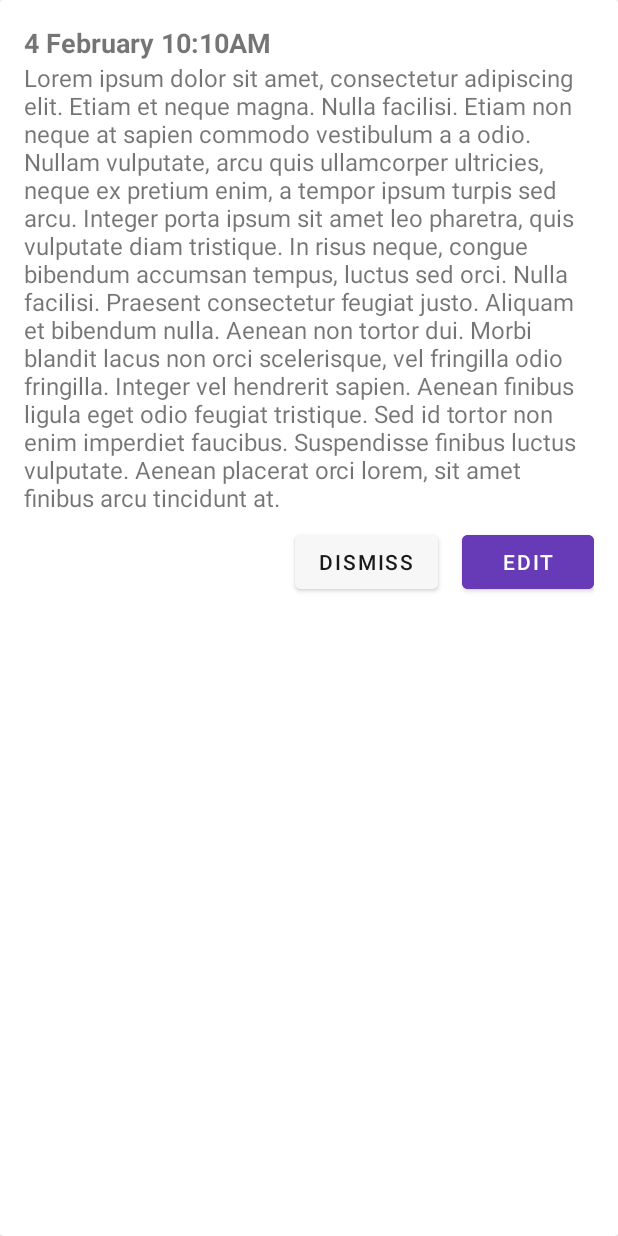
After one commit to Esarve/Stories, an Android app: the layout popup_viewer.xml on its own in the app's theme, with its tools: preview values and no code run, on a phone screen of 412 x 824 dp. The commit adds this screen. Run offline under Robolectric (Android 15) with nearby library versions, the phone set to English and light mode, and no system bars.

Commit message:
Viewer Added

```diff
--- a/app/build.gradle
+++ b/app/build.gradle
@@ -20,6 +20,10 @@ android {
             proguardFiles getDefaultProguardFile('proguard-android-optimize.txt'), 'proguard-rules.pro'
         }
     }
+    compileOptions {
+        sourceCompatibility = 1.8
+        targetCompatibility = 1.8
+    }
 
 }
 
@@ -36,4 +40,6 @@ dependencies {
     //Recycler View
     implementation "androidx.recyclerview:recyclerview:1.2.0-alpha03"
     implementation "androidx.recyclerview:recyclerview-selection:1.1.0-rc01"
+    //Alert
+    implementation 'com.crowdfire.cfalertdialog:cfalertdialog:1.1.0'
 }
--- a/app/src/main/AndroidManifest.xml
+++ b/app/src/main/AndroidManifest.xml
@@ -10,9 +10,9 @@
         android:supportsRtl="true"
         android:theme="@style/AppTheme">
         <activity
-            android:name=".WriteActivity">
+            android:name=".Activities.WriteActivity">
         </activity>
-        <activity android:name=".MainActivity">
+        <activity android:name=".Activities.MainActivity">
             <intent-filter>
                 <action android:name="android.intent.action.MAIN" />
 
--- a/app/src/main/java/com/sourav/story/WriteActivity.java
+++ b/app/src/main/java/com/sourav/story/Activities/WriteActivity.java
@@ -1,4 +1,4 @@
-package com.sourav.story;
+package com.sourav.story.Activities;
 
 import android.os.Bundle;
 import android.view.View;
@@ -6,6 +6,9 @@ import android.widget.LinearLayout;
 import android.widget.Toast;
 
 import androidx.appcompat.app.AppCompatActivity;
+
+import com.sourav.story.R;
+import com.sourav.story.Stuffs.Tools;
 
 public class WriteActivity extends AppCompatActivity implements View.OnClickListener {
     private LinearLayout clickTimedate, clickCancel;
--- a/app/src/main/java/com/sourav/story/HeaderAdapter.java
+++ b/app/src/main/java/com/sourav/story/Adapters/HeaderAdapter.java
@@ -1,4 +1,4 @@
-package com.sourav.story;
+package com.sourav.story.Adapters;
 
 import android.content.Context;
 import android.view.LayoutInflater;
@@ -9,6 +9,9 @@ import android.widget.TextView;
 
 import androidx.annotation.NonNull;
 import androidx.recyclerview.widget.RecyclerView;
+
+import com.sourav.story.Interfaces.OnRVClickListner;
+import com.sourav.story.R;
 
 public class HeaderAdapter extends RecyclerView.Adapter<HeaderAdapter.ViewHolder> {
     private String headerName;
--- a/app/src/main/java/com/sourav/story/NewAdapter.java
+++ b/app/src/main/java/com/sourav/story/Adapters/NewAdapter.java
@@ -1,4 +1,4 @@
-package com.sourav.story;
+package com.sourav.story.Adapters;
 
 import android.content.Context;
 import android.util.Log;
@@ -10,6 +10,10 @@ import android.widget.TextView;
 
 import androidx.annotation.NonNull;
 import androidx.recyclerview.widget.RecyclerView;
+
+import com.sourav.story.Interfaces.OnRVClickListner;
+import com.sourav.story.R;
+import com.sourav.story.Stuffs.StoryData;
 
 import java.util.List;
 
--- a/app/src/main/java/com/sourav/story/OnRVClickListner.java
+++ b/app/src/main/java/com/sourav/story/Interfaces/OnRVClickListner.java
@@ -1,4 +1,4 @@
-package com.sourav.story;
+package com.sourav.story.Interfaces;
 
 public interface OnRVClickListner {
     void onClick(int pos);
--- a/app/src/main/java/com/sourav/story/StoryData.java
+++ b/app/src/main/java/com/sourav/story/Stuffs/StoryData.java
@@ -1,4 +1,4 @@
-package com.sourav.story;
+package com.sourav.story.Stuffs;
 
 public class StoryData {
     private String uniqueID;
--- a/app/src/main/java/com/sourav/story/Tools.java
+++ b/app/src/main/java/com/sourav/story/Stuffs/Tools.java
@@ -1,4 +1,4 @@
-package com.sourav.story;
+package com.sourav.story.Stuffs;
 
 import android.app.Activity;
 import android.graphics.drawable.Drawable;
--- a/app/src/main/res/layout/activity_write.xml
+++ b/app/src/main/res/layout/activity_write.xml
@@ -4,7 +4,7 @@ xmlns:app="http://schemas.android.com/apk/res-auto"
 xmlns:tools="http://schemas.android.com/tools"
 android:layout_width="match_parent"
 android:layout_height="match_parent"
-tools:context=".WriteActivity">
+tools:context=".Activities.WriteActivity">
     <LinearLayout
         android:layout_width="match_parent"
         android:layout_height="match_parent"
--- /dev/null
+++ b/app/src/main/res/layout/popup_viewer.xml
@@ -0,0 +1,55 @@
+<?xml version="1.0" encoding="utf-8"?>
+<androidx.cardview.widget.CardView xmlns:android="http://schemas.android.com/apk/res/android"
+    android:layout_width="match_parent"
+    android:layout_height="match_parent">
+
+    <LinearLayout
+        android:layout_width="match_parent"
+        android:layout_height="match_parent"
+        android:orientation="vertical"
+        android:padding="16dp">
+
+        <TextView
+            android:id="@+id/viewTitle"
+            android:layout_width="match_parent"
+            android:layout_height="wrap_content"
+            android:fontFamily="sans-serif"
+            android:lineSpacingExtra="8sp"
+            android:text="4 February 10:10AM"
+            android:textAlignment="viewStart"
+            android:textSize="18sp"
+            android:textStyle="bold"
+            android:typeface="normal" />
+
+        <TextView
+            android:id="@+id/viewBody"
+            android:layout_width="match_parent"
+            android:layout_height="wrap_content"
+            android:text="@string/lorem"
+            android:textSize="16sp"/>
+        <RelativeLayout
+            android:layout_width="match_parent"
+            android:layout_height="wrap_content"
+            android:layout_marginTop="8dp">
+            <Button
+                android:id="@+id/btnEdit"
+                android:layout_width="wrap_content"
+                android:layout_height="wrap_content"
+                android:layout_alignParentEnd="true"
+                android:backgroundTint="@color/colorAccentLight"
+                android:text="Edit"/>
+
+            <Button
+                android:id="@+id/btnDismiss"
+                android:layout_width="wrap_content"
+                android:layout_height="wrap_content"
+                android:layout_marginEnd="16dp"
+                android:layout_toStartOf="@+id/btnEdit"
+                android:backgroundTint="@color/grey_3"
+                android:text="Dismiss"
+                android:textColor="@color/grey_1000" />
+
+
+        </RelativeLayout>
+    </LinearLayout>
+</androidx.cardview.widget.CardView>
--- a/app/src/main/res/layout/recycler_list.xml
+++ b/app/src/main/res/layout/recycler_list.xml
@@ -38,6 +38,7 @@
                 android:layout_below="@+id/listDate"
                 android:layout_marginTop="4dp"
                 android:fontFamily="sans-serif"
+                android:maxLines="1"
                 android:text="Bla bla bla bla bla bla bla"
                 android:textAppearance="@style/TextAppearance.AppCompat.Subhead"
                 android:textSize="20sp"/>
--- a/app/src/main/res/values/strings.xml
+++ b/app/src/main/res/values/strings.xml
@@ -1,4 +1,5 @@
 <resources>
     <string name="app_name">Stories</string>
     <string name="appbar_scrolling_view_behavior" translatable="false">com.google.android.material.appbar.AppBarLayout$ScrollingViewBehavior</string>
+    <string name="lorem">Lorem ipsum dolor sit amet, consectetur adipiscing elit. Etiam et neque magna. Nulla facilisi. Etiam non neque at sapien commodo vestibulum a a odio. Nullam vulputate, arcu quis ullamcorper ultricies, neque ex pretium enim, a tempor ipsum turpis sed arcu. Integer porta ipsum sit amet leo pharetra, quis vulputate diam tristique. In risus neque, congue bibendum accumsan tempus, luctus sed orci. Nulla facilisi. Praesent consectetur feugiat justo. Aliquam et bibendum nulla. Aenean non tortor dui. Morbi blandit lacus non orci scelerisque, vel fringilla odio fringilla. Integer vel hendrerit sapien. Aenean finibus ligula eget odio feugiat tristique. Sed id tortor non enim imperdiet faucibus. Suspendisse finibus luctus vulputate. Aenean placerat orci lorem, sit amet finibus arcu tincidunt at.</string>
 </resources>
--- a/app/src/main/res/values/styles.xml
+++ b/app/src/main/res/values/styles.xml
@@ -119,7 +119,7 @@
     </style>
 
     <style name="CustomTabTextAppearance" parent="TextAppearance.Design.Tab">
-        <item name="android:textColor">@color/grey_10</item>
+        <item name="android:textColor">@color/grey_3</item>
         <item name="android:textStyle">bold</item>
         <item name="textAllCaps">true</item>
     </style>
```
Also changed, not shown: app/src/main/java/com/sourav/story/Activities/MainActivity.java (renamed from app/src/main/java/com/sourav/story/MainActivity.java, +28 -11 lines), app/src/main/java/com/sourav/story/Interfaces/OnBottomSheetClickListner.java (added, +7 -0 lines), app/src/main/java/com/sourav/story/OtherKindsOfViews/BottomSheetViewer.java (added, +72 -0 lines).
